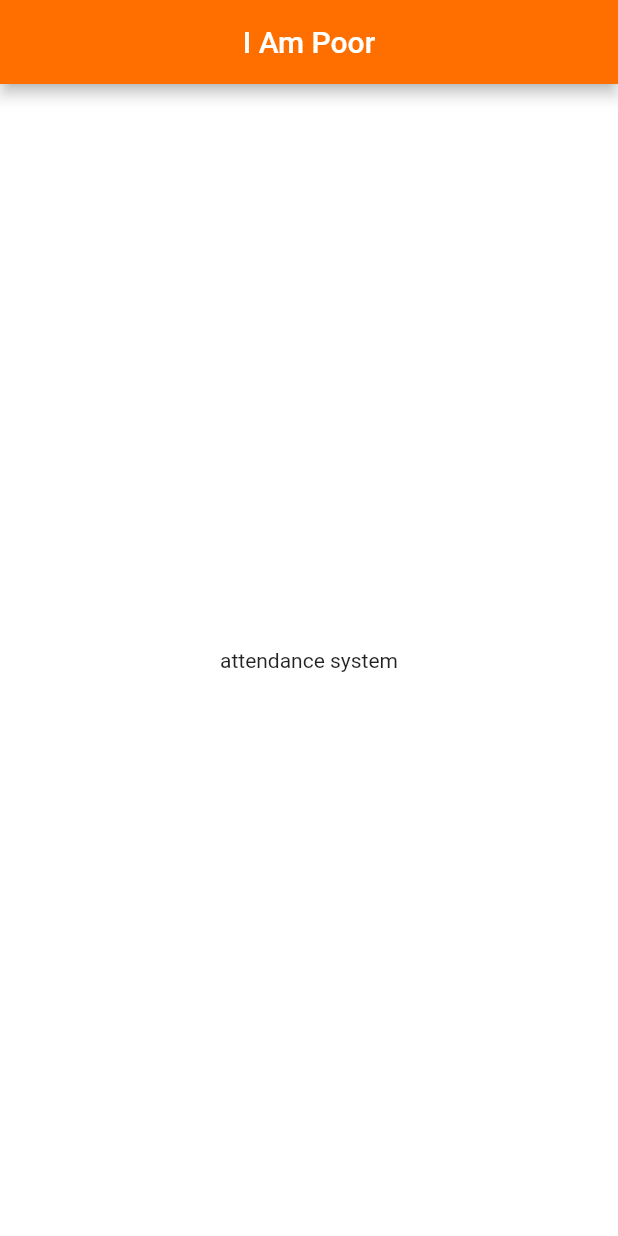
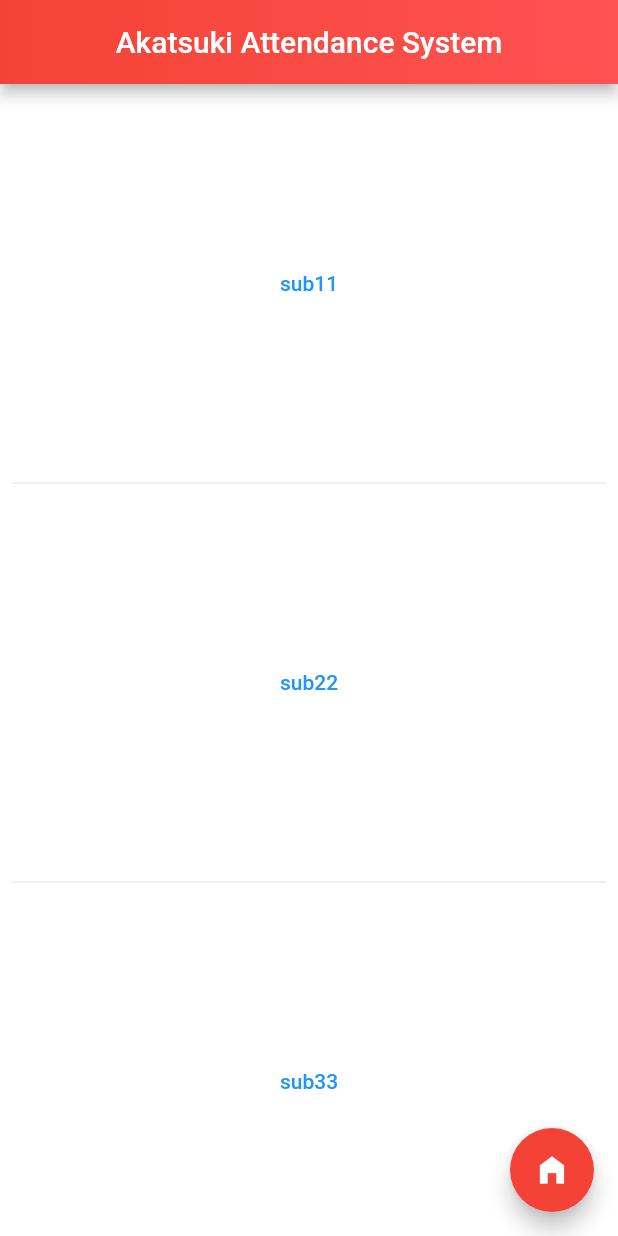
Before and after one commit to ShivangVora1206/akatsuki_attendance_system, a Flutter app: the screen it shows after launch, on a phone screen of 412 x 824 dp. Run offline on Flutter 3.47's test engine with Material 2 defaults, Android fonts, the light colour scheme and no system bars; our stand-ins replace animated_splash_screen.

Commit message:
added assets directory added fonts directory started work on base app design added animation and its dependencies

```diff
--- a/akatsuki_attendance_system/lib/main.dart
+++ b/akatsuki_attendance_system/lib/main.dart
@@ -1,18 +1,110 @@
 import 'package:flutter/material.dart';
-
+import 'package:flutter/services.dart';
+import 'package:animated_splash_screen/animated_splash_screen.dart';
 void main() {
-  runApp(MaterialApp(
-    home: Scaffold(
-      appBar: AppBar(
-        title: Center(
-            child: Text('I Am Poor')),
-        backgroundColor: Colors.amber[900],
+  runApp( MaterialApp(
+    home:AnimatedSplashScreen(
+      splash: Container(
+        child: Center(
+          child: Text("Akatsuki",
+                  style: TextStyle(
+                        fontFamily: 'GlossAndBloom',
+                        fontSize: 35,
+                        color: Colors.red
+                        ),
+          )
       ),
-      backgroundColor: Colors.white,
-      body: Center(
-          child: Text("attendance system")
-      ),
+  ),
+    nextScreen: Baseapp(),
+    splashTransition: SplashTransition.fadeTransition,
+    backgroundColor: Colors.white,
+    duration: 4000,
     ),
-  ),
+  )
   );
 }
+//should become an animation page
+
+class Baseapp extends StatelessWidget{
+  @override
+  Widget build(BuildContext context) {
+    SystemChrome.setPreferredOrientations([
+      DeviceOrientation.portraitUp,
+    ]);
+    int n = 0;
+    final List<int> subjectAttendances = <int>[1, 2, 3, 4, 5];
+    final List<String> subjectNames = <String>['sub1',
+      'sub2',
+      'sub3',
+      'sub4',
+      'sub5'];
+    return Container(
+      decoration: BoxDecoration(
+        gradient: RadialGradient(
+            radius: 1,
+            colors: [
+              Colors.white,
+              Colors.white
+            ]
+        ),
+      ),
+      child: Scaffold(
+          floatingActionButton: FloatingActionButton(
+            backgroundColor: Colors.red,
+            onPressed: (){
+              n++;
+              print("Button presses");
+              if(n == 10){//affordability page
+                Navigator.push(context, MaterialPageRoute(
+                    builder: (context) => Baseapp()
+              )
+                );
+            }else{//goto home page
+                Navigator.push(context, MaterialPageRoute(
+                    builder: (context) => Baseapp()
+              )
+                );
+              }
+            },
+            child: Icon(Icons.home_filled),
+          ),
+          appBar: AppBar(
+            flexibleSpace: Container(
+                decoration: BoxDecoration(
+                  gradient: LinearGradient(
+                      colors: [
+                        Colors.red,
+                        Colors.redAccent
+                      ]
+                  ),
+                )
+            ),
+            centerTitle: true,
+            title: Text("Akatsuki Attendance System"),
+          ),
+          backgroundColor: Colors.transparent,
+          body: ListView.separated(
+            padding: const EdgeInsets.all(8),
+            itemCount: subjectAttendances.length,
+            itemBuilder: (BuildContext context, int index) {
+              return Container(
+                height: 250,
+                child: Center(
+                  child: TextButton(
+
+                      child: Text(subjectNames[index].toString() + subjectAttendances[index].toString()),
+                      onPressed: () => Navigator.push(context, MaterialPageRoute(
+                                        builder: (context) => Baseapp()
+                                        )
+                  ),
+
+                ),
+              )
+                );
+            },
+            separatorBuilder: (BuildContext context, int index) => const Divider(),
+          ),
+                )
+    );
+  }
+}
```
Also changed, not shown: akatsuki_attendance_system/pubspec.yaml (+10 -64 lines), akatsuki_attendance_system/assets/fonts/Gloss_And_Bloom.ttf (added), akatsuki_attendance_system/pubspec.lock.
